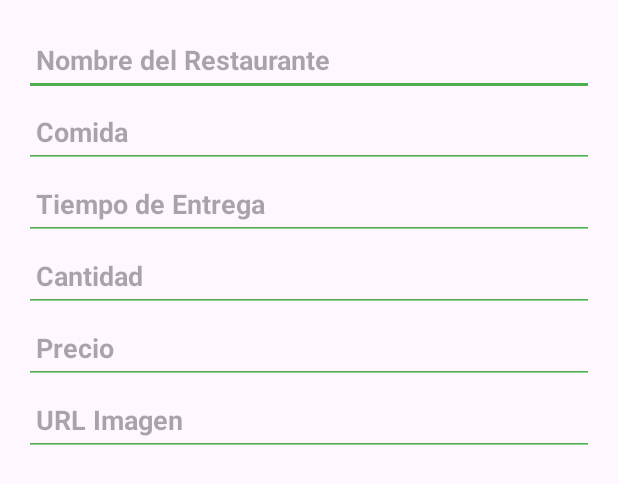
After one commit to EduardoDS04/AplicacionMarzo, an Android app: the layout dialog_restaurante.xml on its own in the app's theme, with its tools: preview values and no code run, on a phone screen of 412 x 824 dp. The commit adds this screen. Shown: the top 484 px of the screen. Run offline under Robolectric (Android 15) with nearby library versions, the phone set to English and light mode, and no system bars.

Commit message:
Entrega de la version 1.2 evaluable del trimestre, crud completo con alta, edicion y borrado en memoria y a partir de repositorio. Implementación de los DialogFragment para la inserción y edición de datos.

```diff
--- a/app/src/main/java/com/example/aplicacionmarzo/MainActivity.kt
+++ b/app/src/main/java/com/example/aplicacionmarzo/MainActivity.kt
@@ -23,6 +23,9 @@ class MainActivity : AppCompatActivity() {
         // Inicializamos el Controlador
         controllerRestaurante = ControllerRestaurante(this)
         controllerRestaurante.setAdapter()
+        binding.fabAddRestaurante.setOnClickListener {
+            controllerRestaurante.addRestaurante()
+        }
     }
 
     private fun setupRecyclerView() {
--- a/app/src/main/java/com/example/aplicacionmarzo/adapter/AdapterRestaurante.kt
+++ b/app/src/main/java/com/example/aplicacionmarzo/adapter/AdapterRestaurante.kt
@@ -8,13 +8,14 @@ import com.example.aplicacionmarzo.models.Restaurante
 
 class AdapterRestaurante(
     private val listaRestaurantes: MutableList<Restaurante>,
-    private val onDeleteClick: (Int) -> Unit
+    private val onDeleteClick: (Int) -> Unit,
+    private val onEditClick: (Int) -> Unit,
 ) : RecyclerView.Adapter<ViewHRestaurante>() {
 
     override fun onCreateViewHolder(parent: ViewGroup, viewType: Int): ViewHRestaurante {
         val view = LayoutInflater.from(parent.context)
             .inflate(R.layout.item_restaurante, parent, false)
-        return ViewHRestaurante(view, onDeleteClick)
+        return ViewHRestaurante(view, onEditClick, onDeleteClick)
     }
 
     override fun onBindViewHolder(holder: ViewHRestaurante, position: Int) {
--- a/app/src/main/java/com/example/aplicacionmarzo/adapter/ViewHRestaurante.kt
+++ b/app/src/main/java/com/example/aplicacionmarzo/adapter/ViewHRestaurante.kt
@@ -8,6 +8,7 @@ import com.example.aplicacionmarzo.models.Restaurante
 
 class ViewHRestaurante(
     view: View,
+    var onEditClick: (Int) -> Unit,
     var onDeleteClick: (Int) -> Unit
 ) : RecyclerView.ViewHolder(view) {
 
@@ -17,6 +18,10 @@ class ViewHRestaurante(
         // Configurar el botón de eliminar
         binding.btnEliminar.setOnClickListener {
             onDeleteClick(adapterPosition)
+        }
+        // Configurar el botón de editar
+        binding.btnEditar.setOnClickListener {
+            onEditClick(adapterPosition)
         }
     }
 
--- a/app/src/main/java/com/example/aplicacionmarzo/dao/DaoRestaurantes.kt
+++ b/app/src/main/java/com/example/aplicacionmarzo/dao/DaoRestaurantes.kt
@@ -8,6 +8,6 @@ class DaoRestaurantes private constructor() : InterfaceDao {
     companion object {
         val myDao: DaoRestaurantes by lazy { DaoRestaurantes() }
     }
+    override fun getDataRestaurantes(): List<Restaurante> = Repository.listaRestaurantes
 
-    override fun getDataRestaurantes(): List<Restaurante> = Repository.listaRestaurantes
 }
--- /dev/null
+++ b/app/src/main/res/layout/dialog_restaurante.xml
@@ -0,0 +1,67 @@
+<?xml version="1.0" encoding="utf-8"?>
+<LinearLayout xmlns:android="http://schemas.android.com/apk/res/android"
+    android:layout_width="match_parent"
+    android:layout_height="wrap_content"
+    android:orientation="vertical"
+    android:padding="16dp">
+
+    <EditText
+        android:id="@+id/txtNombre"
+        android:layout_width="match_parent"
+        android:layout_height="48dp"
+        android:hint="Nombre del Restaurante"
+        android:textColor="@android:color/black"
+        android:textStyle="bold"
+        android:backgroundTint="#4CAF50"
+        android:padding="8dp" />
+
+    <EditText
+        android:id="@+id/txtComida"
+        android:layout_width="match_parent"
+        android:layout_height="48dp"
+        android:hint="Comida"
+        android:textColor="@android:color/black"
+        android:textStyle="bold"
+        android:backgroundTint="#4CAF50"
+        android:padding="8dp" />
+
+    <EditText
+        android:id="@+id/txtTiempoEntrega"
+        android:layout_width="match_parent"
+        android:layout_height="48dp"
+        android:hint="Tiempo de Entrega"
+        android:textColor="@android:color/black"
+        android:textStyle="bold"
+        android:backgroundTint="#4CAF50"
+        android:padding="8dp" />
+
+    <EditText
+        android:id="@+id/txtCantidad"
+        android:layout_width="match_parent"
+        android:layout_height="48dp"
+        android:hint="Cantidad"
+        android:textColor="@android:color/black"
+        android:textStyle="bold"
+        android:backgroundTint="#4CAF50"
+        android:padding="8dp" />
+
+    <EditText
+        android:id="@+id/txtPrecio"
+        android:layout_width="match_parent"
+        android:layout_height="48dp"
+        android:hint="Precio"
+        android:textColor="@android:color/black"
+        android:textStyle="bold"
+        android:backgroundTint="#4CAF50"
+        android:padding="8dp" />
+
+    <EditText
+        android:id="@+id/txtImagen"
+        android:layout_width="match_parent"
+        android:layout_height="48dp"
+        android:hint="URL Imagen"
+        android:textColor="@android:color/black"
+        android:textStyle="bold"
+        android:backgroundTint="#4CAF50"
+        android:padding="8dp" />
+</LinearLayout>
```
Also changed, not shown: app/src/main/java/com/example/aplicacionmarzo/controller/ControllerRestaurante.kt (+33 -18 lines), app/src/main/java/com/example/aplicacionmarzo/dialogues/DialogRestaurante.kt (added, +69 -0 lines), app/src/main/res/layout/activity_main.xml (+10 -0 lines), app/src/main/res/layout/item_restaurante.xml (+20 -3 lines), app/src/main/res/drawable/ic_add.png (added), app/src/main/res/drawable/ic_edit.png (added).
